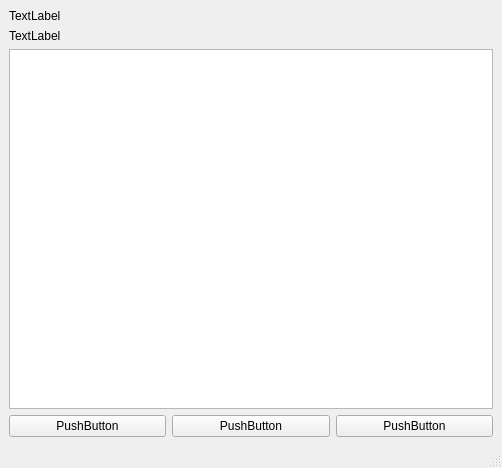
Before: the Qt Designer form TaskQt_5/mainwindow.ui in ElenNetology/QT, drawn with Qt 5.
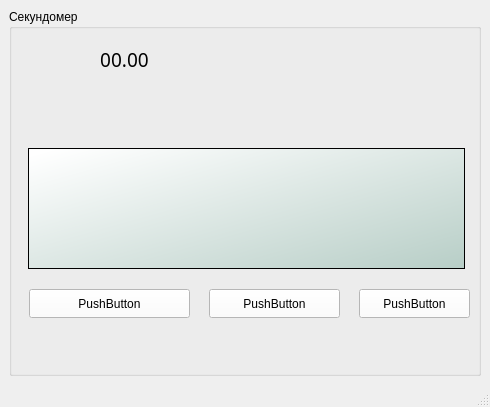
After: the same form once the commit is applied.

Diff of the .ui file:
```diff
--- a/TaskQt_5/mainwindow.ui
+++ b/TaskQt_5/mainwindow.ui
@@ -6,8 +6,8 @@
    <rect>
     <x>0</x>
     <y>0</y>
-    <width>502</width>
-    <height>468</height>
+    <width>490</width>
+    <height>407</height>
    </rect>
   </property>
   <property name="windowTitle">
@@ -15,42 +15,122 @@
   </property>
   <widget class="QWidget" name="centralwidget">
    <layout class="QGridLayout" name="gridLayout">
-    <item row="3" column="1" colspan="3">
-     <widget class="QTextBrowser" name="tb_laps"/>
-    </item>
-    <item row="4" column="1">
-     <widget class="QPushButton" name="pb_clear">
-      <property name="text">
-       <string>PushButton</string>
+    <item row="0" column="0">
+     <widget class="QGroupBox" name="gB_disp">
+      <property name="title">
+       <string>Секундомер</string>
       </property>
-     </widget>
-    </item>
-    <item row="4" column="3">
-     <widget class="QPushButton" name="pb_lap">
-      <property name="text">
-       <string>PushButton</string>
-      </property>
-     </widget>
-    </item>
-    <item row="4" column="2">
-     <widget class="QPushButton" name="pb_startStop">
-      <property name="text">
-       <string>PushButton</string>
-      </property>
-     </widget>
-    </item>
-    <item row="2" column="1">
-     <widget class="QLabel" name="l_showTime">
-      <property name="text">
-       <string>TextLabel</string>
-      </property>
-     </widget>
-    </item>
-    <item row="1" column="1">
-     <widget class="QLabel" name="l_time">
-      <property name="text">
-       <string>TextLabel</string>
-      </property>
+      <widget class="QLabel" name="lb_time">
+       <property name="geometry">
+        <rect>
+         <x>10</x>
+         <y>20</y>
+         <width>211</width>
+         <height>61</height>
+        </rect>
+       </property>
+       <property name="font">
+        <font>
+         <family>Sitka Display</family>
+         <pointsize>14</pointsize>
+         <italic>false</italic>
+         <bold>false</bold>
+        </font>
+       </property>
+       <property name="mouseTracking">
+        <bool>true</bool>
+       </property>
+       <property name="styleSheet">
+        <string notr="true">font: 14pt &quot;Sitka Display&quot;;</string>
+       </property>
+       <property name="text">
+        <string>00.00</string>
+       </property>
+       <property name="alignment">
+        <set>Qt::AlignCenter</set>
+       </property>
+      </widget>
+      <widget class="QPushButton" name="pb_start_stop">
+       <property name="geometry">
+        <rect>
+         <x>20</x>
+         <y>280</y>
+         <width>161</width>
+         <height>29</height>
+        </rect>
+       </property>
+       <property name="styleSheet">
+        <string notr="true">background-color: rgb(255, 255, 255);
+color: rgb(0, 0, 0);</string>
+       </property>
+       <property name="text">
+        <string>PushButton</string>
+       </property>
+      </widget>
+      <widget class="QPushButton" name="pb_circle">
+       <property name="geometry">
+        <rect>
+         <x>350</x>
+         <y>280</y>
+         <width>111</width>
+         <height>29</height>
+        </rect>
+       </property>
+       <property name="styleSheet">
+        <string notr="true">color: rgb(0, 0, 0);
+background-color: rgb(255, 255, 255);</string>
+       </property>
+       <property name="text">
+        <string>PushButton</string>
+       </property>
+      </widget>
+      <widget class="QPushButton" name="pb_clear">
+       <property name="geometry">
+        <rect>
+         <x>200</x>
+         <y>280</y>
+         <width>131</width>
+         <height>29</height>
+        </rect>
+       </property>
+       <property name="styleSheet">
+        <string notr="true">color: rgb(0, 0, 0);
+background-color: rgb(255, 255, 255);</string>
+       </property>
+       <property name="text">
+        <string>PushButton</string>
+       </property>
+      </widget>
+      <widget class="QTextBrowser" name="tB_circles">
+       <property name="geometry">
+        <rect>
+         <x>19</x>
+         <y>139</y>
+         <width>437</width>
+         <height>121</height>
+        </rect>
+       </property>
+       <property name="font">
+        <font>
+         <family>Segoe UI</family>
+         <pointsize>11</pointsize>
+         <italic>false</italic>
+         <bold>false</bold>
+        </font>
+       </property>
+       <property name="styleSheet">
+        <string notr="true">background-color: rgb(243, 243, 243);
+background-color: qlineargradient(spread:pad, x1:0.983, y1:0.972, x2:0.0284091, y2:0.034, stop:0 rgba(185, 207, 200, 255), stop:1 rgba(255, 255, 255, 255));
+color: rgb(0, 0, 0);
+font: 11pt &quot;Segoe UI&quot;;</string>
+       </property>
+       <property name="horizontalScrollBarPolicy">
+        <enum>Qt::ScrollBarAsNeeded</enum>
+       </property>
+       <property name="autoFormatting">
+        <set>QTextEdit::AutoAll</set>
+       </property>
+      </widget>
      </widget>
     </item>
    </layout>
```
Left out of the diff: 26 changed lines with no effect on the pictures.
